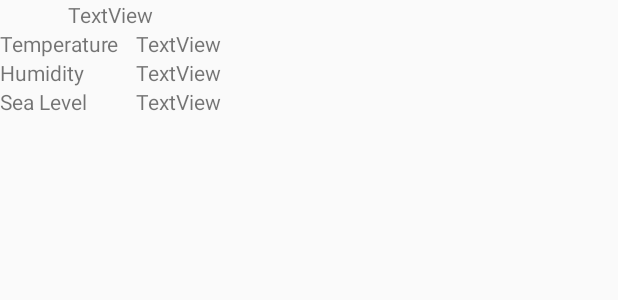
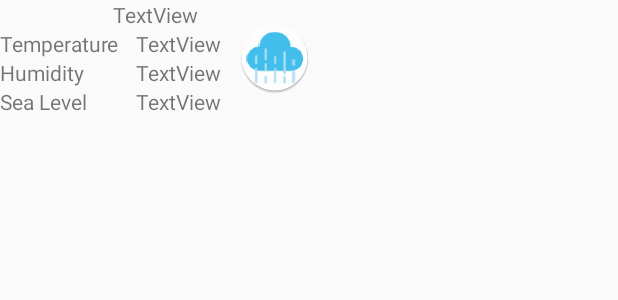
Before and after one commit to barelm/SkuidiBob, an Android app: the layout info_window.xml on its own in the app's theme, with its tools: preview values and no code run, on a phone screen of 412 x 824 dp. Shown: the top 300 px of the screen. Run offline under Robolectric (Android 15) with nearby library versions, the phone set to English and light mode, and no system bars.

Commit message:
1 בלילה

```diff
--- a/app/src/main/res/layout/info_window.xml
+++ b/app/src/main/res/layout/info_window.xml
@@ -1,5 +1,6 @@
 <?xml version="1.0" encoding="utf-8"?>
 <RelativeLayout xmlns:android="http://schemas.android.com/apk/res/android"
+    xmlns:app="http://schemas.android.com/apk/res-auto"
     android:layout_width="wrap_content"
     android:layout_height="wrap_content"
     android:orientation="horizontal">
@@ -61,4 +62,13 @@
         android:text="TextView"
         android:layout_alignParentTop="true"
         android:layout_centerHorizontal="true" />
+
+    <ImageView
+        android:id="@+id/popup_image"
+        android:layout_width="wrap_content"
+        android:layout_height="wrap_content"
+        android:layout_centerVertical="true"
+        android:layout_marginStart="12dp"
+        android:layout_toEndOf="@+id/txtTemp"
+        app:srcCompat="@mipmap/strong_rain" />
 </RelativeLayout>
```
Also changed, not shown: app/src/main/java/com/example/barmen/myapplication/MapsActivity.java (+31 -0 lines), app/src/main/Umbrella-web.png (added), app/src/main/ic_launcher-web.png (added), app/src/main/res/mipmap-hdpi/umbrella.png (added), app/src/main/res/mipmap-mdpi/umbrella.png (added), app/src/main/res/mipmap-xhdpi/umbrella.png (added), app/src/main/res/mipmap-xxhdpi/umbrella.png (added), app/src/main/res/mipmap-xxxhdpi/umbrella.png (added).
